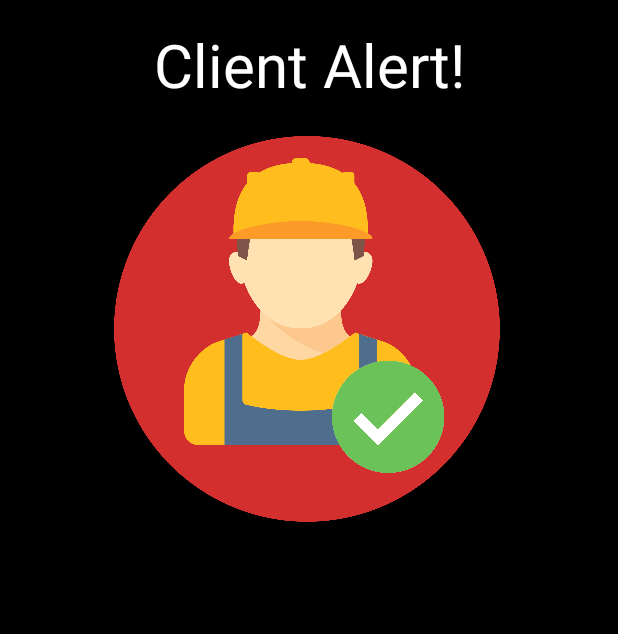
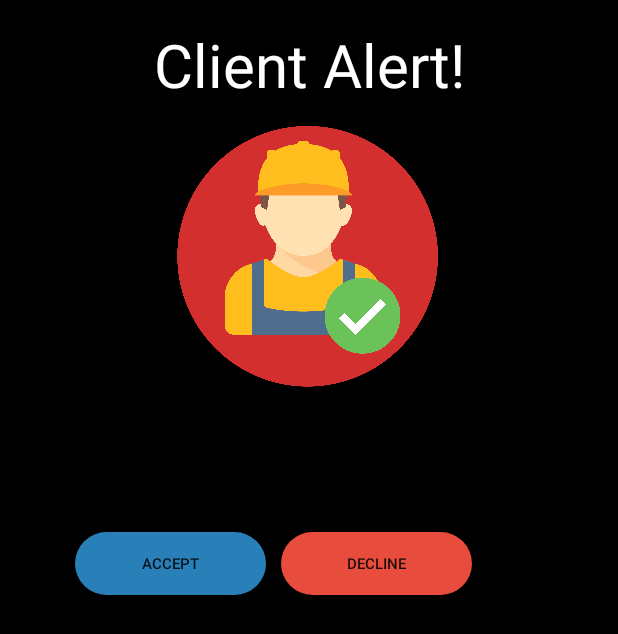
Before and after one commit to naveenlukefernando/TaskDone-TechieApp, an Android app: the Client_Request_Popup screen opened directly, with no data from a screen before it, on a phone screen of 412 x 824 dp. Shown: the top 634 px of the screen. Run offline under Robolectric (Android 15) with nearby library versions, the phone set to English and light mode, and no system bars; our stand-ins replace CircleImageView; 1 statement that could not run was skipped.

Commit message:
# worker can cancel request

```diff
--- a/app/src/main/AndroidManifest.xml
+++ b/app/src/main/AndroidManifest.xml
@@ -7,6 +7,7 @@
          Google Maps Android API v2, but you must specify either coarse or fine
          location permissions for the 'MyLocation' functionality.
     -->
+    <uses-permission android:name="android.permission.INTERNET"/>
     <uses-permission android:name="android.permission.ACCESS_FINE_LOCATION" />
     <uses-permission android:name="android.permission.ACCESS_COARSE_LOCATION" />
 
--- a/app/src/main/java/com/pdm/taskdone/Client_Request_Popup.java
+++ b/app/src/main/java/com/pdm/taskdone/Client_Request_Popup.java
@@ -6,8 +6,11 @@ import android.media.MediaPlayer;
 import android.os.Handler;
 import android.support.v7.app.AppCompatActivity;
 import android.os.Bundle;
+import android.text.TextUtils;
 import android.util.Log;
+import android.view.View;
 import android.view.animation.LinearInterpolator;
+import android.widget.Button;
 import android.widget.TextView;
 import android.widget.Toast;
 
@@ -21,6 +24,10 @@ import com.google.android.gms.maps.model.MarkerOptions;
 import com.google.android.gms.maps.model.PolylineOptions;
 import com.google.android.gms.maps.model.SquareCap;
 import com.pdm.taskdone.Common.Common;
+import com.pdm.taskdone.Model.FCMResponse;
+import com.pdm.taskdone.Model.Notification;
+import com.pdm.taskdone.Model.Sender;
+import com.pdm.taskdone.Model.Token;
 import com.pdm.taskdone.Remote.IFCMService;
 import com.pdm.taskdone.Remote.IGoogleAPI;
 
@@ -39,8 +46,13 @@ public class Client_Request_Popup extends AppCompatActivity {
 
     TextView txttime,txtAdress,txtDistance;
     MediaPlayer mediaPlayer ;
+    Button acceptBtn, declineBtn;
 
     IGoogleAPI mService;
+    IFCMService miFCMService;
+
+
+    String clientID;
 
 
     @Override
@@ -49,6 +61,7 @@ public class Client_Request_Popup extends AppCompatActivity {
         setContentView(R.layout.activity_client__request__popup);
 
         mService = Common.getGoogleAPI();
+        miFCMService = Common.getIFCMService()
 
         //InitView
 
@@ -56,6 +69,23 @@ public class Client_Request_Popup extends AppCompatActivity {
         txtAdress = (TextView)findViewById(R.id.txtAddress);
         txttime = (TextView)findViewById(R.id.txtTime);
         txtDistance = (TextView)findViewById(R.id.txt_Distance);
+
+        acceptBtn = (Button) findViewById(R.id.accept_btn);
+        declineBtn = (Button)findViewById(R.id.decline_btn);
+
+        declineBtn.setOnClickListener(new View.OnClickListener() {
+            @Override
+            public void onClick(View view) {
+
+                if (!TextUtils.isEmpty(clientID))
+                    cancelRequest (clientID);
+            }
+        });
+
+
+
+
+
 
 
         mediaPlayer = MediaPlayer.create(this,R.raw.ringtone);
@@ -67,9 +97,39 @@ public class Client_Request_Popup extends AppCompatActivity {
             double lat = getIntent().getDoubleExtra("lat",-1.0);
             double lng = getIntent().getDoubleExtra("lng",-1.0);
 
+            clientID = getIntent().getStringExtra("Client");
+
+
             getDirection(lat,lng);
 
         }
+
+
+    }
+
+    private void cancelRequest(String clientID) {
+
+        Token token = new Token(clientID);
+
+        Notification notification = new Notification("Notice","Worker has cancelled your request.");
+        Sender sender = new Sender(token.getToken(),notification);
+
+      miFCMService.sendMessage(sender)
+              .enqueue(new Callback<FCMResponse>() {
+                  @Override
+                  public void onResponse(Call<FCMResponse> call, Response<FCMResponse> response) {
+                      if (response.body().success == 1)
+                      {
+                          Toast.makeText(Client_Request_Popup.this,"Cancelled",Toast.LENGTH_SHORT).show();
+                          finish();
+                      }
+                  }
+
+                  @Override
+                  public void onFailure(Call<FCMResponse> call, Throwable t) {
+
+                  }
+              });
 
 
     }
--- a/app/src/main/java/com/pdm/taskdone/Remote/IFCMService.java
+++ b/app/src/main/java/com/pdm/taskdone/Remote/IFCMService.java
@@ -19,7 +19,7 @@ public interface IFCMService {
 
     })
     @POST("fcm/send")
-    Call<IFCMService> sendMessage (@Body Sender body);
+    Call<FCMResponse> sendMessage (@Body Sender body);
 
 
 
--- a/app/src/main/java/com/pdm/taskdone/Service/MyFirebaseMessaging.java
+++ b/app/src/main/java/com/pdm/taskdone/Service/MyFirebaseMessaging.java
@@ -19,6 +19,7 @@ public class MyFirebaseMessaging extends FirebaseMessagingService{
         Intent intent = new Intent(getBaseContext(), Client_Request_Popup.class);
         intent.putExtra("lat",client_location.latitude);
         intent.putExtra("lng",client_location.longitude);
+        intent.putExtra("client",remoteMessage.getNotification().getTitle());
         intent.setFlags(Intent.FLAG_ACTIVITY_NEW_TASK);
         startActivity(intent);
 
--- /dev/null
+++ b/app/src/main/res/drawable/button_accept.xml
@@ -0,0 +1,20 @@
+<?xml version="1.0" encoding="utf-8"?>
+<shape xmlns:android="http://schemas.android.com/apk/res/android" android:shape="rectangle" >
+    <corners
+        android:radius="100dp"
+        />
+    <solid
+        android:color="@color/accept"
+        />
+    <padding
+        android:left="0dp"
+        android:top="0dp"
+        android:right="0dp"
+        android:bottom="0dp"
+        />
+    <size
+        android:width="270dp"
+        android:height="60dp"
+        />
+
+</shape>
--- /dev/null
+++ b/app/src/main/res/drawable/button_decline.xml
@@ -0,0 +1,20 @@
+<?xml version="1.0" encoding="utf-8"?>
+<shape xmlns:android="http://schemas.android.com/apk/res/android" android:shape="rectangle" >
+    <corners
+        android:radius="100dp"
+        />
+    <solid
+        android:color="@color/decline"
+        />
+    <padding
+        android:left="0dp"
+        android:top="0dp"
+        android:right="0dp"
+        android:bottom="0dp"
+        />
+    <size
+        android:width="270dp"
+        android:height="60dp"
+        />
+
+</shape>
--- a/app/src/main/res/layout/activity_client__request__popup.xml
+++ b/app/src/main/res/layout/activity_client__request__popup.xml
@@ -44,7 +44,7 @@
         <ImageView
             android:id="@+id/imageView2"
             android:layout_width="wrap_content"
-            android:layout_height="296dp"
+            android:layout_height="200dp"
             app:srcCompat="@mipmap/icon_pp_back_no" />
 
         <TextView
@@ -61,7 +61,7 @@
         <TextView
             android:id="@+id/txt_Distance"
             android:textStyle="bold"
-            android:textSize="24sp"
+            android:textSize="20sp"
             android:textColor="@android:color/white"
             android:textAlignment="center"
             android:layout_width="match_parent"
@@ -72,7 +72,7 @@
         <TextView
             android:id="@+id/txtAddress"
             android:textStyle="bold"
-            android:textSize="24sp"
+            android:textSize="18sp"
             android:textColor="@android:color/white"
             android:textAlignment="center"
             android:layout_width="match_parent"
@@ -80,6 +80,40 @@
 
             />
 
+        <LinearLayout
+            android:layout_width="match_parent"
+            android:layout_height="wrap_content"
+            android:orientation="horizontal">
+
+            <Button
+                android:id="@+id/accept_btn"
+                android:layout_width="127dp"
+                android:layout_height="42dp"
+                android:layout_marginLeft="50dp"
+                android:background="@drawable/button_accept"
+                android:text="Accept"
+                android:textSize="10dp"
+                app:layout_constraintBottom_toBottomOf="parent"
+                app:layout_constraintEnd_toEndOf="parent"
+                app:layout_constraintStart_toStartOf="parent" />
+
+
+            <Button
+                android:id="@+id/decline_btn"
+                android:layout_width="127dp"
+                android:layout_marginLeft="10dp"
+                android:layout_height="42dp"
+                android:layout_marginRight="50dp"
+                android:background="@drawable/button_decline"
+                android:text="Decline"
+                android:textSize="10dp"
+                app:layout_constraintBottom_toBottomOf="parent"
+                app:layout_constraintEnd_toEndOf="parent"
+                app:layout_constraintStart_toStartOf="parent" />
+
+
+
+        </LinearLayout>
 
 
 
--- a/app/src/main/res/values/colors.xml
+++ b/app/src/main/res/values/colors.xml
@@ -8,6 +8,11 @@
 
     <color name="log_btn">#c0392b</color>
     <color name="reg_btn">#27ae60</color>
+
+    <color name="accept">#2980b9</color>
+    <color name="decline">#e74c3c</color>
+    <color name="popup_screen_req">#182C61</color>
+
 
     <color name="red">#c0392b</color>
 
```
